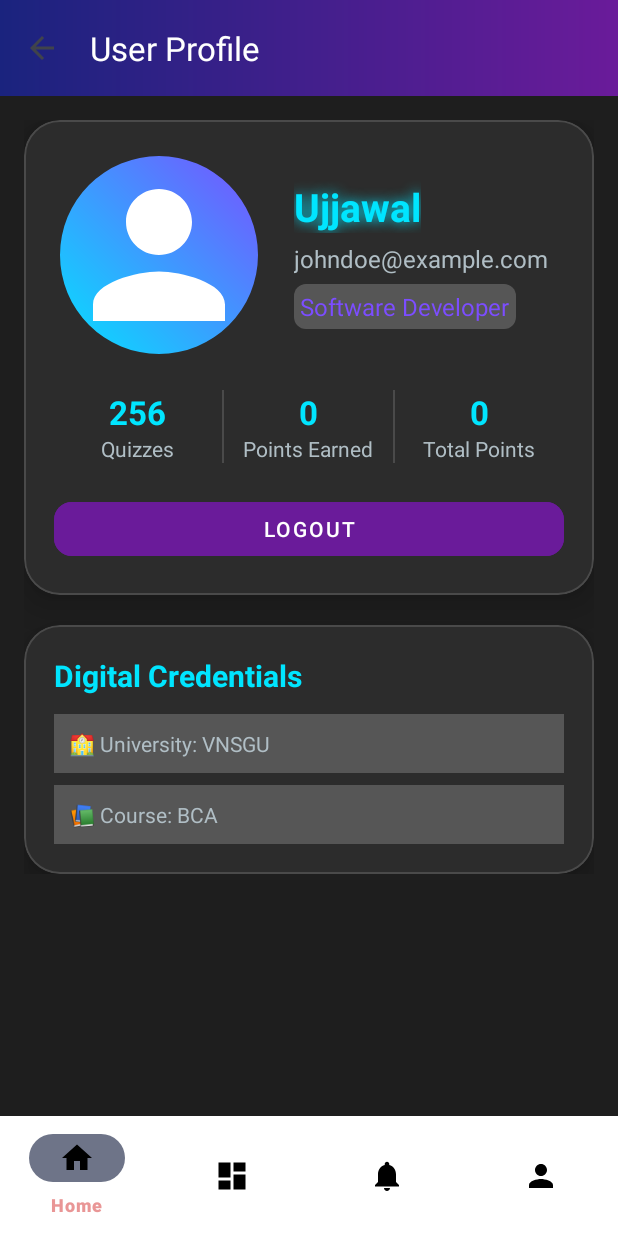
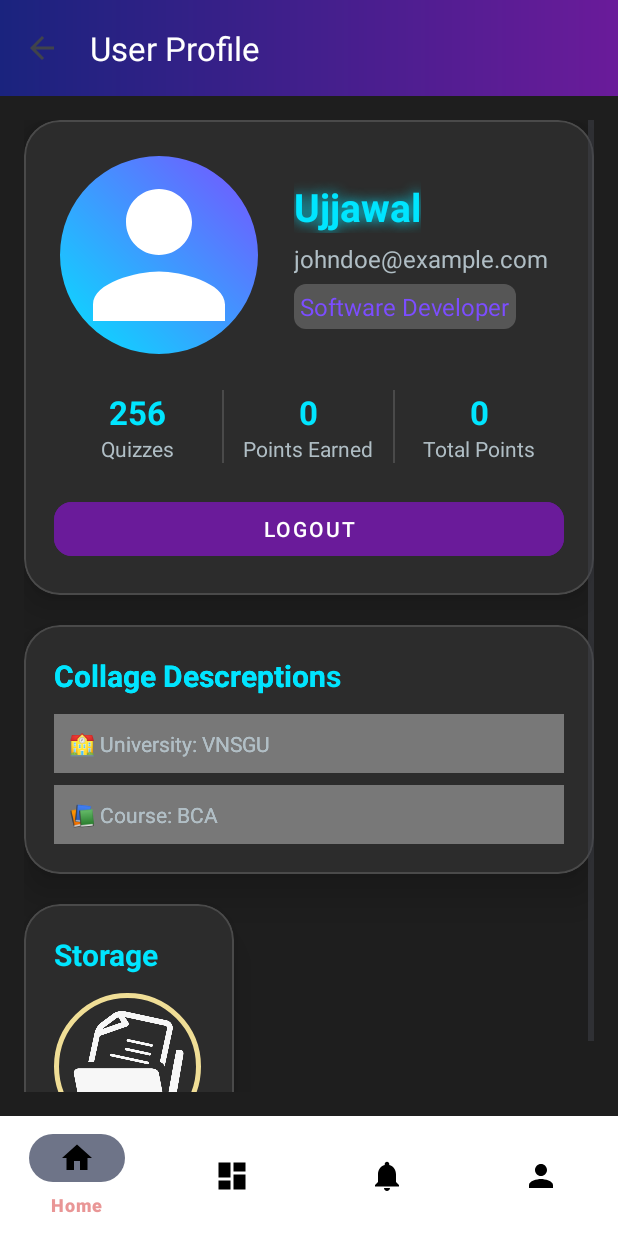
Before and after one commit to ujjawalTHEBATMAN/Student-Help-Center, an Android app: the fragment ProfileFragment placed in its activity, on a phone screen of 412 x 824 dp. Run offline under Robolectric (Android 15) with nearby library versions, the phone set to English and light mode, and no system bars; our stand-ins replace CircleImageView, Firebase (no records; nobody signed in at launch, a user with empty details on screens opened directly); libraries missing offline, so code that uses them is left out: com.cloudinary.android; pictures from the network do not load; 2 statements that could not run were skipped.

Commit message:
personal storage complited

```diff
--- a/app/src/main/AndroidManifest.xml
+++ b/app/src/main/AndroidManifest.xml
@@ -15,6 +15,9 @@
         android:supportsRtl="true"
         android:theme="@style/Theme.Abcd"
         tools:targetApi="31">
+        <activity
+            android:name=".storage"
+            android:exported="false" />
         <activity
             android:name=".midjourney"
             android:exported="false" />
--- a/app/src/main/java/com/example/abcd/fragment/ProfileFragment.java
+++ b/app/src/main/java/com/example/abcd/fragment/ProfileFragment.java
@@ -11,6 +11,7 @@ import android.provider.MediaStore;
 import android.view.LayoutInflater;
 import android.view.View;
 import android.view.ViewGroup;
+import android.widget.ImageButton;
 import android.widget.Toast;
 
 import androidx.annotation.NonNull;
@@ -28,6 +29,7 @@ import com.example.abcd.R;
 import com.example.abcd.loginActivity1;
 import com.example.abcd.firebaseLogin.HelperClassPOJO;
 import com.example.abcd.models.UserStats;
+import com.example.abcd.storage;
 import com.example.abcd.utils.SessionManager;
 import com.google.android.material.button.MaterialButton;
 import com.google.android.material.imageview.ShapeableImageView;
@@ -61,7 +63,7 @@ public class ProfileFragment extends Fragment {
     private MaterialButton btnLogout;
     private ShapeableImageView profileImage;
     private Toolbar toolbar;
-
+    private ImageButton imageButton;
     // Session and Firebase Management
     private SessionManager sessionManager;
     private String email;
@@ -81,6 +83,9 @@ public class ProfileFragment extends Fragment {
     public void onCreate(@Nullable Bundle savedInstanceState) {
         super.onCreate(savedInstanceState);
         initCloudinary();
+
+
+
     }
 
     private void initCloudinary() {
@@ -127,6 +132,14 @@ public class ProfileFragment extends Fragment {
 
         // Setup click listeners
         setupClickListeners();
+
+        imageButton.setOnClickListener(new View.OnClickListener() {
+            @Override
+            public void onClick(View v) {
+                startActivity(new Intent(getContext(), storage.class));
+            }
+        });
+
     }
 
     @SuppressLint("WrongViewCast")
@@ -137,6 +150,7 @@ public class ProfileFragment extends Fragment {
         tvUserEmail = rootView.findViewById(R.id.tvUserEmail);
         tvUserRole = rootView.findViewById(R.id.tvUserRole);
         profileImage = rootView.findViewById(R.id.profileImage);
+        imageButton = rootView.findViewById(R.id.imageButton);
 
         // Profile Stats
         tvPostsCount = rootView.findViewById(R.id.tvPostsCount);
--- /dev/null
+++ b/app/src/main/res/drawable/rounded_button1.xml
@@ -0,0 +1,15 @@
+<!-- res/drawable/rounded_button.xml -->
+<layer-list xmlns:android="http://schemas.android.com/apk/res/android">
+    <item android:right="2dp" android:bottom="2dp">
+        <shape android:shape="rectangle">
+            <solid android:color="@android:color/transparent" />
+            <stroke android:width="3dp" android:color="#F0DE96" />
+            <corners android:radius="50dp" />
+            <shadowLayer
+                android:color="#F59100"
+                android:radius="8dp"
+
+                />
+        </shape>
+    </item>
+</layer-list>
--- a/app/src/main/res/layout/fragment_profile.xml
+++ b/app/src/main/res/layout/fragment_profile.xml
@@ -231,7 +231,7 @@
                     <TextView
                         android:layout_width="match_parent"
                         android:layout_height="wrap_content"
-                        android:text="Digital Credentials"
+                        android:text="Collage Descreptions"
                         android:textStyle="bold"
                         android:textSize="20sp"
                         android:textColor="#00E5FF"
@@ -256,7 +256,93 @@
                         android:textColor="#B0BEC5"
                         android:background="#33FFFFFF"/>
                 </LinearLayout>
+
+                <LinearLayout
+                    android:layout_width="match_parent"
+                    android:layout_height="wrap_content"
+                    android:orientation="vertical"
+                    android:padding="20dp">
+
+                    <TextView
+                        android:layout_width="match_parent"
+                        android:layout_height="wrap_content"
+                        android:text="Collage Descreption"
+                        android:textStyle="bold"
+                        android:textSize="20sp"
+                        android:textColor="#00E5FF"
+                        android:layout_marginBottom="12dp"/>
+
+                    <TextView
+                        android:layout_width="match_parent"
+                        android:layout_height="wrap_content"
+                        android:text="🏫 University: VNSGU"
+                        android:drawablePadding="8dp"
+                        android:padding="10dp"
+                        android:textColor="#B0BEC5"
+                        android:background="#33FFFFFF"
+                        android:layout_marginBottom="8dp"/>
+
+                    <TextView
+                        android:layout_width="match_parent"
+                        android:layout_height="wrap_content"
+                        android:text="📚 Course: BCA"
+                        android:drawablePadding="8dp"
+                        android:padding="10dp"
+                        android:textColor="#B0BEC5"
+                        android:background="#33FFFFFF"/>
+                </LinearLayout>
+
             </com.google.android.material.card.MaterialCardView>
+
+
+
+            <!--here we add stoage section here -->
+
+            <com.google.android.material.card.MaterialCardView
+                android:layout_width="wrap_content"
+                android:layout_height="wrap_content"
+                android:layout_marginTop="20dp"
+                app:cardBackgroundColor="#2C2C2C"
+                app:cardCornerRadius="24dp"
+                app:cardElevation="16dp"
+                app:strokeColor="#4A4A4A"
+                app:strokeWidth="1dp">
+
+
+
+                <LinearLayout
+                    android:layout_width="match_parent"
+                    android:layout_height="wrap_content"
+                    android:orientation="vertical"
+                    android:padding="20dp">
+
+                    <TextView
+                        android:layout_width="match_parent"
+                        android:layout_height="wrap_content"
+                        android:text="Storage"
+                        android:textStyle="bold"
+                        android:textSize="20sp"
+                        android:textColor="#00E5FF"
+                        android:layout_marginBottom="12dp"/>
+                    <ImageButton
+                        android:id="@+id/imageButton"
+                        android:layout_width="100dp"
+                        android:layout_height="100dp"
+                        android:layout_centerInParent="true"
+                        android:background="@drawable/rounded_button1"
+                        android:src="@drawable/filestoration"
+                        android:contentDescription="Upload Profile Image"
+                        android:scaleType="centerInside"
+                        android:padding="10dp" />
+
+
+
+                </LinearLayout>
+
+            </com.google.android.material.card.MaterialCardView>
+
         </LinearLayout>
+
+
     </ScrollView>
 </RelativeLayout>
```
Also changed, not shown: app/src/main/java/com/example/abcd/StorageAdapter.java (added, +77 -0 lines), app/src/main/java/com/example/abcd/StorageFileModel.java (added, +21 -0 lines), app/src/main/java/com/example/abcd/UserStorageData.java (added, +27 -0 lines), app/src/main/java/com/example/abcd/storage.java (added, +247 -0 lines), app/src/main/res/layout/activity_storage.xml (added, +24 -0 lines), app/src/main/res/layout/dialog_full_image.xml (added, +24 -0 lines), app/src/main/res/layout/dialog_upload.xml (added, +49 -0 lines), app/src/main/res/layout/item_image.xml (added, +48 -0 lines), app/src/main/res/layout/item_storage_file.xml (added, +33 -0 lines), app/src/main/res/drawable/filestoration.png (added).
